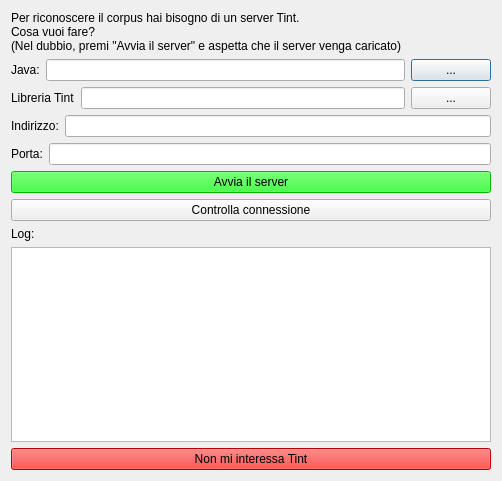
zorbaproject/Bran, file forms/tint.ui: the form before one commit.
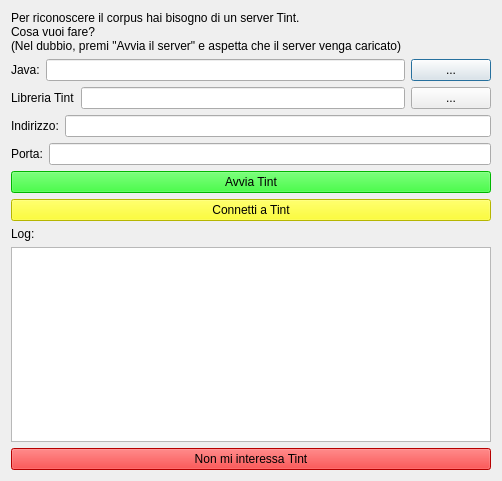
The form after the commit.

The edit to the form file:
```diff
--- a/forms/tint.ui
+++ b/forms/tint.ui
@@ -108,14 +108,17 @@
       <string notr="true">background-color: rgb(0, 255, 0);</string>
      </property>
      <property name="text">
-      <string>Avvia il server</string>
+      <string>Avvia Tint</string>
      </property>
     </widget>
    </item>
    <item>
     <widget class="QPushButton" name="check">
+     <property name="styleSheet">
+      <string notr="true">background-color: rgb(255, 255, 0);</string>
+     </property>
      <property name="text">
-      <string>Controlla connessione</string>
+      <string>Connetti a Tint</string>
      </property>
     </widget>
    </item>
```
